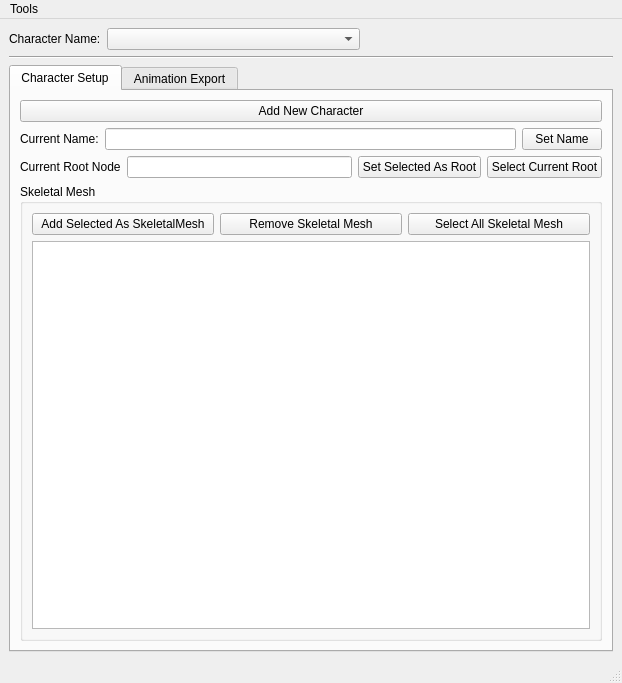
First picture: the form in resources/ui/main_window_ui.ui, repository sbourgoing/maya_game_fbx_exporter, before the edit.
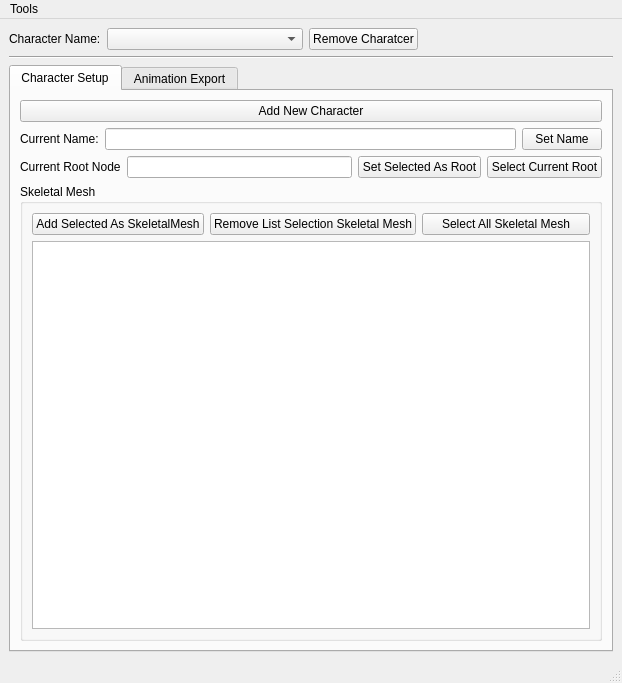
Second picture: the form after the edit.

Commit message: Put some work on character switch and ui update

The edit to the form file:
```diff
--- a/resources/ui/main_window_ui.ui
+++ b/resources/ui/main_window_ui.ui
@@ -49,6 +49,13 @@
         </property>
        </widget>
       </item>
+      <item>
+       <widget class="QPushButton" name="btn_remove_char">
+        <property name="text">
+         <string>Remove Charatcer</string>
+        </property>
+       </widget>
+      </item>
       <item>
        <spacer name="horizontalSpacer_3">
         <property name="orientation">
@@ -180,7 +187,7 @@
              <item>
               <widget class="QPushButton" name="btn_remove_sk">
                <property name="text">
-                <string>Remove Skeletal Mesh</string>
+                <string>Remove List Selection Skeletal Mesh</string>
                </property>
               </widget>
              </item>
```
Left out of the diff: 6 changed lines with no effect on the pictures. The commit also changes 4 other files.
